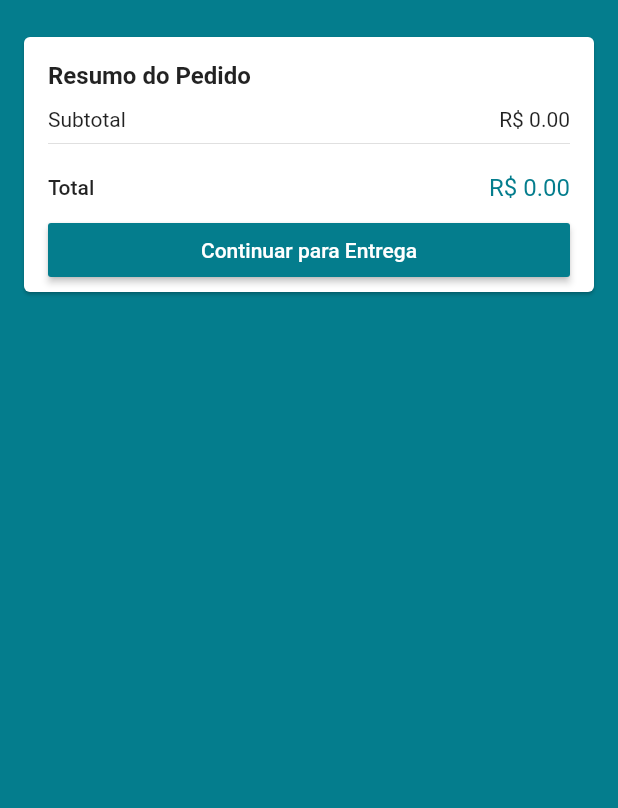
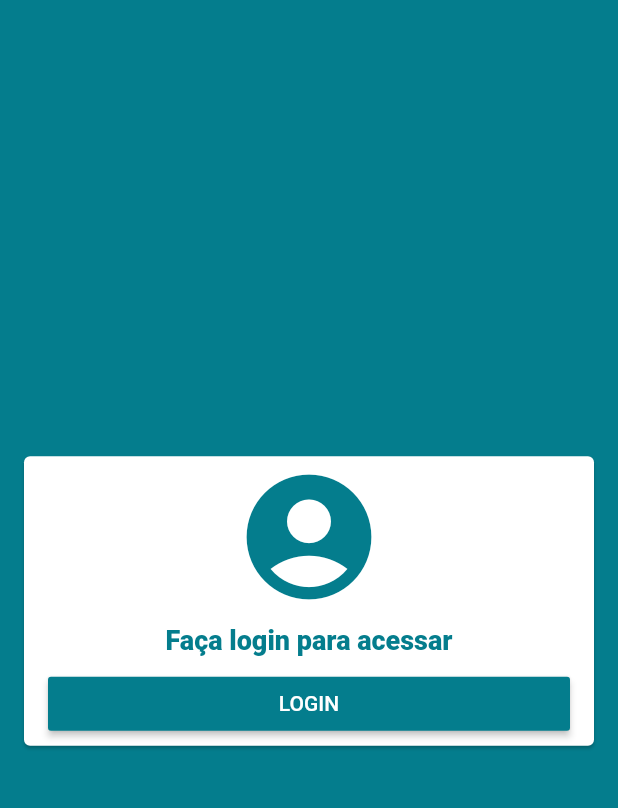
Before and after one commit to alex7barros/Loja-Virtual, a Flutter app: the screen it shows after launch, after a tap on the "shopping cart" icon, on a phone screen of 412 x 824 dp, the part 59-867 px from its top. Run offline on Flutter 3.47's test engine with Material 2 defaults, Android fonts, the phone set to English and light mode, and no system bars; our stand-ins replace brasil_fields, carousel_pro, cloud_firestore, dio, firebase_auth, firebase_storage and 5 more; missing offline and left inert: alphabet_list_scroll_view, dart:ffi; accounts and stored records are empty.

Commit message:
start commit!

```diff
--- /dev/null
+++ b/lib/common/custom_drawer/login_card.dart
@@ -0,0 +1,48 @@
+import 'package:flutter/material.dart';
+
+class LoginCard extends StatelessWidget {
+  @override
+  Widget build(BuildContext context) {
+    return Center(
+      child: Card(
+        margin: const EdgeInsets.all(16),
+        child: Padding(
+          padding: const EdgeInsets.fromLTRB(16, 4, 16, 4),
+          child: Column(
+            mainAxisSize: MainAxisSize.min,
+            crossAxisAlignment: CrossAxisAlignment.stretch,
+            children: <Widget>[
+              Icon(
+                Icons.account_circle,
+                color: Theme.of(context).primaryColor,
+                size: 100,
+              ),
+              Padding(
+                padding: const EdgeInsets.all(8.0),
+                child: Text(
+                  'Faça login para acessar',
+                  textAlign: TextAlign.center,
+                  style: TextStyle(
+                    fontSize: 18,
+                    fontWeight: FontWeight.w800,
+                    color: Theme.of(context).primaryColor,
+                  ),
+                ),
+              ),
+              RaisedButton(
+                onPressed: (){
+                  Navigator.of(context).pushNamed('/login');
+                },
+                color: Theme.of(context).primaryColor,
+                textColor: Colors.white,
+                child: const Text(
+                    'LOGIN'
+                ),
+              ),
+            ],
+          ),
+        ),
+      ),
+    );
+  }
+}
--- a/lib/screens/base/cart/cart_screen.dart
+++ b/lib/screens/base/cart/cart_screen.dart
@@ -1,4 +1,6 @@
 import 'package:flutter/material.dart';
+import 'package:loja_virtual/common/custom_drawer/empty_card.dart';
+import 'package:loja_virtual/common/custom_drawer/login_card.dart';
 import 'package:loja_virtual/common/custom_drawer/price_card.dart';
 import 'package:loja_virtual/models/cart_manager.dart';
 import 'package:provider/provider.dart';
@@ -14,6 +16,16 @@ class CartScreen extends StatelessWidget {
       ),
       body: Consumer<CartManager>(
         builder: (_, cartManager, __){
+          if(cartManager.user == null){
+            return LoginCard();
+          }
+
+          if(cartManager.items.isEmpty){
+            return const EmptyCard(
+              iconData: Icons.remove_shopping_cart,
+              title: 'Nenhum produto no carrinho!',
+            );
+          }
           return ListView(
             children:<Widget> [
           Column(
```
Also changed, not shown: lib/common/custom_drawer/empty_card.dart (added, +37 -0 lines), lib/screens/base/base.screen.dart (+7 -1 lines).
